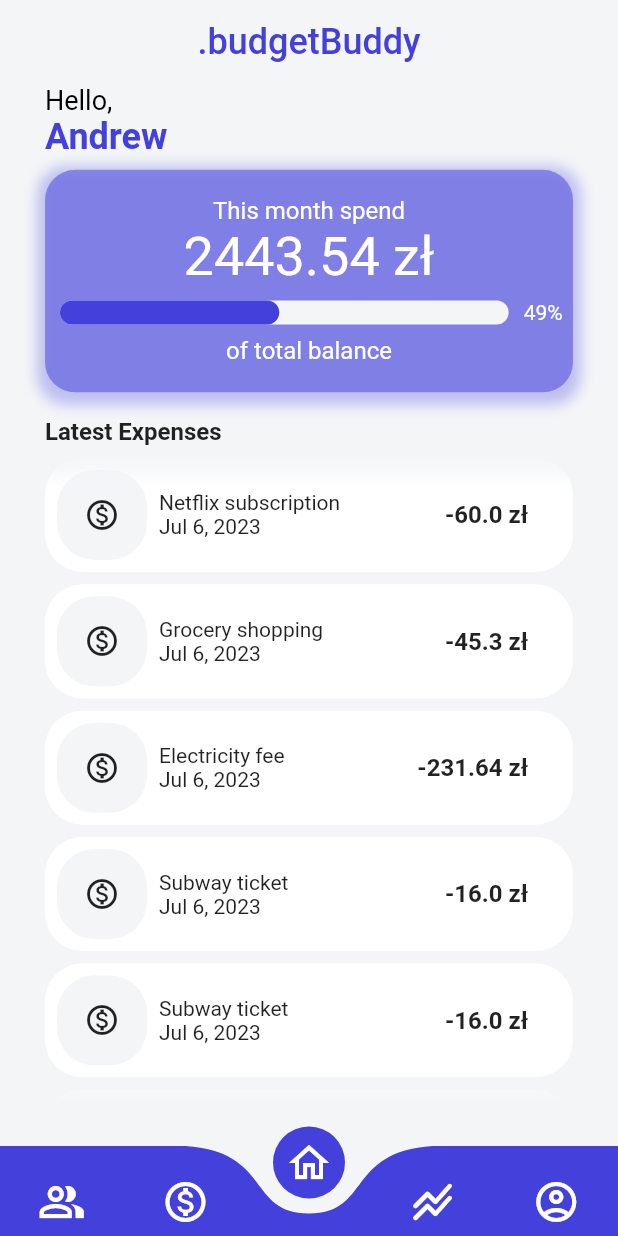
After one commit to jtrznadel/budgetBuddy, a Flutter app: the NavigationProfile screen opened directly, on a phone screen of 412 x 824 dp. The commit adds this screen. Run offline on Flutter 3.47's test engine with Material 2 defaults, Android fonts, the phone set to English and light mode, and no system bars; drawn by our look-alikes of curved_navigation_bar, percent_indicator; our stand-ins replace animated_text_kit, flutter_svg, get, lottie.

Commit message:
screens added and dashboard redesigned

```diff
--- /dev/null
+++ b/lib/common_widgets/navigation/navigation_profile_widget.dart
@@ -0,0 +1,82 @@
+import 'package:budget_buddy/constants/color_palette.dart';
+import 'package:budget_buddy/features/core/screens/dashboard/dashboard_screen.dart';
+import 'package:budget_buddy/features/core/screens/expenses/expenses_screen.dart';
+import 'package:budget_buddy/features/core/screens/group_expenses/group_expenses_screen.dart';
+import 'package:budget_buddy/features/core/screens/profile/profile_screen.dart';
+import 'package:budget_buddy/features/core/screens/statistics/statistics_screen.dart';
+import 'package:curved_navigation_bar/curved_navigation_bar.dart';
+import 'package:flutter/material.dart';
+
+class NavigationProfile extends StatefulWidget {
+  const NavigationProfile({super.key});
+  @override
+  State<NavigationProfile> createState() => _NavigationProfile();
+}
+
+final items = [
+  const Icon(
+    Icons.people_alt_outlined,
+    size: 32,
+    color: kWhiteColor,
+  ),
+  const Icon(
+    Icons.monetization_on_outlined,
+    size: 32,
+    color: kWhiteColor,
+  ),
+  const Icon(
+    Icons.home_outlined,
+    size: 32,
+    color: kWhiteColor,
+  ),
+  const Icon(
+    Icons.stacked_line_chart_rounded,
+    size: 32,
+    color: kWhiteColor,
+  ),
+  const Icon(
+    Icons.account_circle_outlined,
+    size: 32,
+    color: kWhiteColor,
+  ),
+];
+
+final screens = [
+  const GroupExpensesScreen(),
+  const ExpensesScreen(),
+  const DashboardScreen(),
+  const StatisticsScreen(),
+  const ProfileScreen(),
+];
+
+class _NavigationProfile extends State<NavigationProfile> {
+  final navigationKey = GlobalKey<CurvedNavigationBarState>();
+  int index = 2;
+  @override
+  Widget build(BuildContext context) {
+    return SafeArea(
+      top: false,
+      child: Scaffold(
+        appBar: AppBar(
+          automaticallyImplyLeading: false,
+          title: const Text('.budgetBuddy',
+              style: TextStyle(color: kPrimaryColor, fontSize: 24)),
+          centerTitle: true,
+          backgroundColor: kSecondaryColor,
+          elevation: 0,
+        ),
+        body: screens[index],
+        bottomNavigationBar: CurvedNavigationBar(
+          key: navigationKey,
+          animationCurve: Curves.easeInOutCubic,
+          index: index,
+          backgroundColor: kSecondaryColor,
+          color: kPrimaryColor,
+          height: 60,
+          items: items,
+          onTap: (index) => setState(() => this.index = index),
+        ),
+      ),
+    );
+  }
+}
--- a/lib/features/authentication/screens/login_screen/widgets/login_form_widget.dart
+++ b/lib/features/authentication/screens/login_screen/widgets/login_form_widget.dart
@@ -1,3 +1,4 @@
+import 'package:budget_buddy/common_widgets/navigation/navigation_profile_widget.dart';
 import 'package:budget_buddy/constants/color_palette.dart';
 import 'package:budget_buddy/features/authentication/controllers/login_controller.dart';
 import 'package:flutter/material.dart';
@@ -91,7 +92,9 @@ class _LoginFormState extends State<LoginForm> {
               SizedBox(
                 width: double.infinity,
                 child: ElevatedButton(
-                  onPressed: () {},
+                  onPressed: () {
+                    Get.to(() => const NavigationProfile());
+                  },
                   child: const Text("Login"),
                 ),
               )
--- /dev/null
+++ b/lib/features/core/models/expense_model.dart
@@ -0,0 +1,13 @@
+class ExpenseModel {
+  final String title;
+  final DateTime date;
+  final String category;
+  final double amount;
+
+  ExpenseModel({
+    required this.title,
+    required this.date,
+    required this.category,
+    required this.amount,
+  });
+}
--- /dev/null
+++ b/lib/features/core/screens/dashboard/dashboard_screen.dart
@@ -0,0 +1,122 @@
+import 'package:budget_buddy/constants/color_palette.dart';
+import 'package:budget_buddy/constants/sizes.dart';
+import 'package:budget_buddy/features/core/models/expense_model.dart';
+import 'package:budget_buddy/features/core/screens/dashboard/widgets/expense_widget.dart';
+import 'package:budget_buddy/features/core/screens/dashboard/widgets/spent_widget.dart';
+import 'package:flutter/material.dart';
+
+class DashboardScreen extends StatelessWidget {
+  const DashboardScreen({super.key});
+
+  @override
+  Widget build(BuildContext context) {
+    final List<ExpenseModel> expenses = [
+      ExpenseModel(
+          title: 'Netflix subscription',
+          amount: 60.00,
+          category: 'entertainment',
+          date: DateTime.now()),
+      ExpenseModel(
+          title: 'Grocery shopping',
+          amount: 45.30,
+          category: 'groceries',
+          date: DateTime.now()),
+      ExpenseModel(
+          title: 'Electricity fee',
+          amount: 231.64,
+          category: 'utilities',
+          date: DateTime.now()),
+      ExpenseModel(
+          title: 'Subway ticket',
+          amount: 16.0,
+          category: 'transportation',
+          date: DateTime.now()),
+      ExpenseModel(
+          title: 'Subway ticket',
+          amount: 16.0,
+          category: 'transportation',
+          date: DateTime.now()),
+      ExpenseModel(
+          title: 'Subway ticket',
+          amount: 16.0,
+          category: 'transportation',
+          date: DateTime.now()),
+    ];
+    const double moneySpent = 2443.54;
+    const double totalBalance = 5000.00;
+    final size = MediaQuery.of(context).size;
+    return Container(
+        color: kSecondaryColor,
+        padding: const EdgeInsets.all(kDefaultPadding).copyWith(top: 0),
+        width: double.infinity,
+        child: Column(
+          crossAxisAlignment: CrossAxisAlignment.start,
+          children: [
+            RichText(
+                text: const TextSpan(children: <TextSpan>[
+              TextSpan(
+                  text: 'Hello, \n', style: TextStyle(fontSize: 18, color: Colors.black)),
+              TextSpan(
+                  text: 'Andrew',
+                  style: TextStyle(
+                      fontWeight: FontWeight.bold, fontSize: 24, color: kPrimaryColor))
+            ])),
+            SizedBox(
+              height: size.height * 0.01,
+            ),
+            const SpentWidget(moneySpent: moneySpent, totalBalance: totalBalance),
+            Expanded(
+              child: Column(
+                crossAxisAlignment: CrossAxisAlignment.start,
+                children: [
+                  SizedBox(
+                    height: size.height * 0.02,
+                  ),
+                  const Text(
+                    'Latest Expenses',
+                    style: TextStyle(fontSize: 16, fontWeight: FontWeight.bold),
+                  ),
+                  SizedBox(
+                    height: size.height * 0.01,
+                  ),
+                  Expanded(
+                    child: ShaderMask(
+                      shaderCallback: (Rect bounds) {
+                        return LinearGradient(
+                          colors: [
+                            Colors.white.withOpacity(0.05),
+                            Colors.white,
+                            Colors.white,
+                            Colors.white.withOpacity(0.05)
+                          ],
+                          stops: const [0, 0.05, 0.95, 1],
+                          begin: Alignment.bottomCenter,
+                          end: Alignment.topCenter,
+                          tileMode: TileMode.mirror,
+                        ).createShader(bounds);
+                      },
+                      child: ListView.builder(
+                        shrinkWrap: true,
+                        physics: const BouncingScrollPhysics(),
+                        itemCount: expenses.length,
+                        itemBuilder: (context, int index) {
+                          final expense = expenses[index];
+                          return Column(
+                            children: [
+                              ExpenseWidget(expense: expense),
+                              SizedBox(
+                                height: size.height * 0.01,
+                              ),
+                            ],
+                          );
+                        },
+                      ),
+                    ),
+                  ),
+                ],
+              ),
+            )
+          ],
+        ));
+  }
+}
--- /dev/null
+++ b/lib/features/core/screens/dashboard/widgets/expense_widget.dart
@@ -0,0 +1,52 @@
+import 'package:budget_buddy/constants/color_palette.dart';
+import 'package:budget_buddy/constants/sizes.dart';
+import 'package:budget_buddy/features/core/models/expense_model.dart';
+import 'package:flutter/material.dart';
+import 'package:intl/intl.dart';
+
+class ExpenseWidget extends StatelessWidget {
+  final ExpenseModel expense;
+  const ExpenseWidget({super.key, required this.expense});
+
+  @override
+  Widget build(BuildContext context) {
+    return Container(
+      width: double.infinity,
+      padding: const EdgeInsets.only(right: kDefaultPadding),
+      decoration: BoxDecoration(
+        borderRadius: BorderRadius.circular(25),
+        color: kWhiteColor,
+      ),
+      child: Row(
+        mainAxisAlignment: MainAxisAlignment.spaceBetween,
+        children: [
+          Row(
+            children: [
+              Container(
+                margin: const EdgeInsets.all(8),
+                decoration: BoxDecoration(
+                  borderRadius: BorderRadius.circular(25),
+                  color: kSecondaryColor,
+                ),
+                width: 60,
+                height: 60,
+                child: const Icon(Icons.monetization_on_outlined),
+              ),
+              Column(
+                crossAxisAlignment: CrossAxisAlignment.start,
+                children: [
+                  Text(expense.title),
+                  Text(DateFormat.yMMMd().format(expense.date))
+                ],
+              ),
+            ],
+          ),
+          Text(
+            "-${expense.amount} zł",
+            style: const TextStyle(fontSize: 16, fontWeight: FontWeight.bold),
+          )
+        ],
+      ),
+    );
+  }
+}
--- /dev/null
+++ b/lib/features/core/screens/dashboard/widgets/spent_widget.dart
@@ -0,0 +1,66 @@
+import 'package:budget_buddy/constants/color_palette.dart';
+import 'package:flutter/material.dart';
+import 'package:percent_indicator/percent_indicator.dart';
+
+class SpentWidget extends StatelessWidget {
+  const SpentWidget({
+    super.key,
+    required this.moneySpent,
+    required this.totalBalance,
+  });
+
+  final double moneySpent;
+  final double totalBalance;
+
+  @override
+  Widget build(BuildContext context) {
+    final size = MediaQuery.of(context).size;
+    final spentPercentage = (moneySpent * 100 / totalBalance).round();
+
+    return Container(
+      decoration: BoxDecoration(
+          color: kPrimaryColor.withOpacity(0.5),
+          boxShadow: [
+            BoxShadow(
+                color: kPrimaryColor.withOpacity(0.3),
+                spreadRadius: 5,
+                blurRadius: 7,
+                offset: const Offset(0, 3))
+          ],
+          borderRadius: BorderRadius.circular(20)),
+      width: double.infinity,
+      height: size.height * 0.18,
+      child: Column(mainAxisAlignment: MainAxisAlignment.center, children: [
+        const Text(
+          'This month spend',
+          style: TextStyle(color: kWhiteColor, fontSize: 16),
+        ),
+        Text(
+          '$moneySpent zł',
+          style: const TextStyle(color: kWhiteColor, fontSize: 36),
+        ),
+        SizedBox(
+          height: size.height * 0.01,
+        ),
+        LinearPercentIndicator(
+          lineHeight: 16,
+          backgroundColor: kSecondaryColor,
+          trailing: Text(
+            '$spentPercentage%  ',
+            style: const TextStyle(color: kWhiteColor),
+          ),
+          progressColor: kPrimaryColor,
+          percent: moneySpent / totalBalance,
+          barRadius: const Radius.circular(100),
+        ),
+        SizedBox(
+          height: size.height * 0.01,
+        ),
+        const Text(
+          'of total balance',
+          style: TextStyle(color: kWhiteColor, fontSize: 16),
+        )
+      ]),
+    );
+  }
+}
--- /dev/null
+++ b/lib/features/core/screens/expenses/expenses_screen.dart
@@ -0,0 +1,15 @@
+import 'package:budget_buddy/constants/color_palette.dart';
+import 'package:flutter/material.dart';
+
+class ExpensesScreen extends StatelessWidget {
+  const ExpensesScreen({super.key});
+
+  @override
+  Widget build(BuildContext context) {
+    return const Scaffold(
+        backgroundColor: kSecondaryColor,
+        body: Column(
+          children: [Text('Expenses')],
+        ));
+  }
+}
--- /dev/null
+++ b/lib/features/core/screens/group_expenses/group_expenses_screen.dart
@@ -0,0 +1,15 @@
+import 'package:budget_buddy/constants/color_palette.dart';
+import 'package:flutter/material.dart';
+
+class GroupExpensesScreen extends StatelessWidget {
+  const GroupExpensesScreen({super.key});
+
+  @override
+  Widget build(BuildContext context) {
+    return const Scaffold(
+        backgroundColor: kSecondaryColor,
+        body: Column(
+          children: [Text('GroupExpenses')],
+        ));
+  }
+}
--- /dev/null
+++ b/lib/features/core/screens/profile/profile_screen.dart
@@ -0,0 +1,15 @@
+import 'package:budget_buddy/constants/color_palette.dart';
+import 'package:flutter/material.dart';
+
+class ProfileScreen extends StatelessWidget {
+  const ProfileScreen({super.key});
+
+  @override
+  Widget build(BuildContext context) {
+    return const Scaffold(
+        backgroundColor: kSecondaryColor,
+        body: Column(
+          children: [Text('Profile')],
+        ));
+  }
+}
--- /dev/null
+++ b/lib/features/core/screens/statistics/statistics_screen.dart
@@ -0,0 +1,15 @@
+import 'package:budget_buddy/constants/color_palette.dart';
+import 'package:flutter/material.dart';
+
+class StatisticsScreen extends StatelessWidget {
+  const StatisticsScreen({super.key});
+
+  @override
+  Widget build(BuildContext context) {
+    return const Scaffold(
+        backgroundColor: kSecondaryColor,
+        body: Column(
+          children: [Text('Statistics')],
+        ));
+  }
+}
--- a/pubspec.yaml
+++ b/pubspec.yaml
@@ -42,6 +42,9 @@ dependencies:
   slider_button: ^2.0.0
   get: ^4.6.5
   flutter_svg: ^2.0.7
+  curved_navigation_bar: ^1.0.3
+  percent_indicator: ^4.2.3
+  intl: ^0.18.1
 
 dev_dependencies:
   flutter_test:
```
Also changed, not shown: pubspec.lock.
